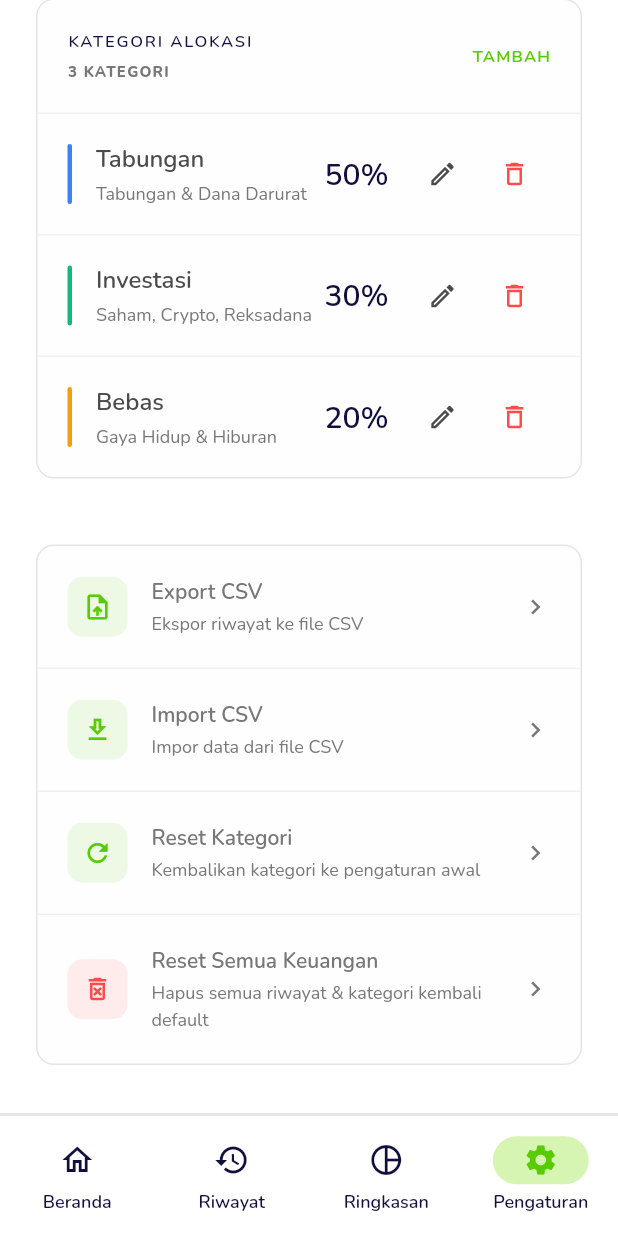
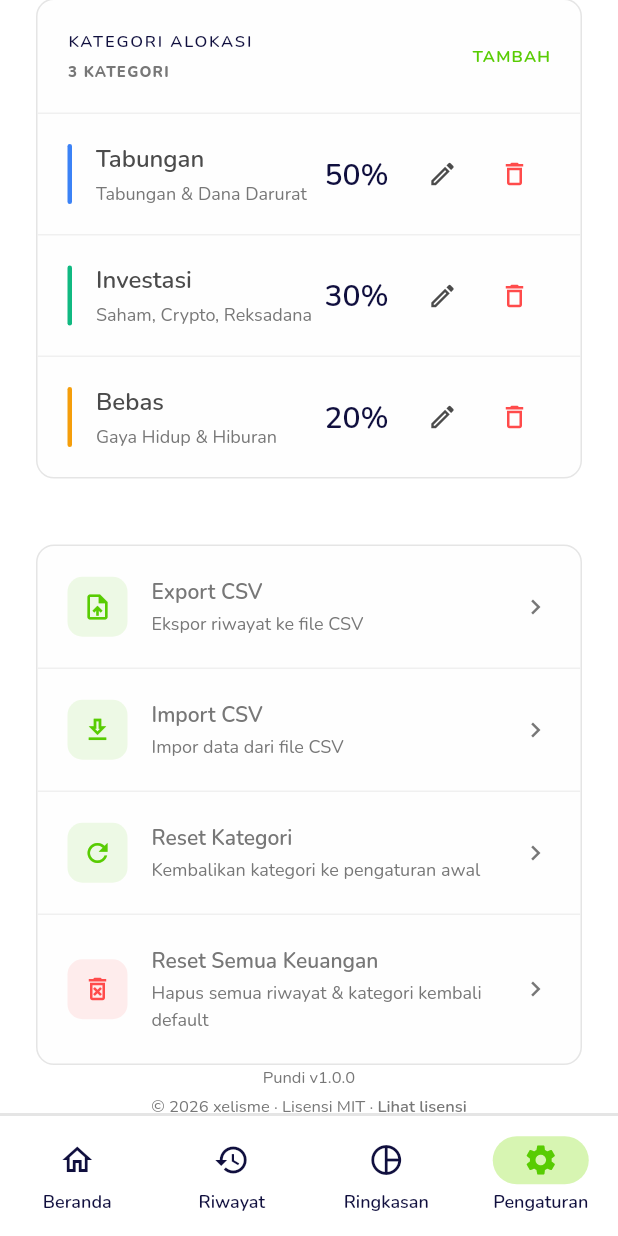
Before and after one commit to xelisme/Pundi, a Flutter app: the screen it shows after launch, item 4 of the bottom bar chosen, scrolled down 129 dp, on a phone screen of 412 x 824 dp. Run offline on Flutter 3.47's test engine with Material 3 defaults, Android fonts, the phone set to English and light mode, and no system bars; our stand-ins replace csv, file_picker, google_fonts, share_plus, shared_preferences.

Commit message:
feat: add MIT license and an in-app copyright notice
Adds a LICENSE file (MIT, (c) 2026 xelisme, taken from the git author of this
repo) and surfaces the notice inside the app rather than only in the repo.

Pengaturan now ends with a quiet footer: 'Pundi v1.0.0' and
'(c) 2026 xelisme - Lisensi MIT', with the license name as the one tappable
part. It sits at the very bottom of the scroll so it is present without
competing with the settings actions, and tapping it opens the actual MIT
grant verbatim in a SelectableText — a copyright notice nobody can read is
not a real one.

Metadata lives in utils/app_info.dart as the single source of truth for the
footer and the dialog. about_footer_test.dart reads LICENSE from disk and
asserts it matches appLicenseText, so the two copies cannot drift; it wraps
the read in runAsync because flutter_test runs bodies on a fake clock where
real file IO never completes.

README updated: the delete feature is now Nonaktifkan / Arsipkan (two
reversible stages, not 'hapus permanen'), plus payment method, income notes,
the period toggle, and a license section.

Tests: 49 -> 53.

```diff
--- a/lib/screens/settings_screen.dart
+++ b/lib/screens/settings_screen.dart
@@ -9,6 +9,7 @@ import 'package:share_plus/share_plus.dart';
 import '../models/transaction.dart';
 import '../repositories/budget_repository.dart';
 import '../utils/app_colors.dart';
+import '../utils/app_info.dart';
 import '../widgets/edit_category_dialog.dart';
 
 class SettingsScreen extends StatelessWidget {
@@ -310,9 +311,59 @@ class SettingsScreen extends StatelessWidget {
               ),
             ),
 
+
+            // Copyright / license — parked at the very bottom so it is present
+            // but never in the way, and tapping it opens the actual grant
+            // rather than just asserting that one exists.
+            SliverToBoxAdapter(
+              child: Padding(
+                padding: const EdgeInsets.fromLTRB(24, 0, 24, 8),
+                child: _AboutFooter(
+                  notice: appCopyrightNotice,
+                  version: appVersion,
+                  licenseName: appLicenseName,
+                  onTapLicense: () => _showLicenseDialog(context),
+                ),
+              ),
+            ),
             const SliverToBoxAdapter(child: SizedBox(height: 32)),
           ],
         ),
+      ),
+    );
+  }
+
+  /// The full MIT grant, shown verbatim and selectable so it can actually be
+  /// copied — a copyright notice nobody can read is not a real one.
+  void _showLicenseDialog(BuildContext context) {
+    showDialog(
+      context: context,
+      builder: (context) => AlertDialog(
+        backgroundColor: AppColors.surfaceWhite,
+        shape: RoundedRectangleBorder(borderRadius: BorderRadius.circular(12)),
+        title: Text(
+          'Lisensi $appLicenseName',
+          style: Theme.of(context).textTheme.titleLarge,
+        ),
+        content: SizedBox(
+          width: double.maxFinite,
+          child: SingleChildScrollView(
+            child: SelectableText(
+              appLicenseText,
+              style: Theme.of(context).textTheme.bodySmall?.copyWith(
+                    height: 1.5,
+                    color: AppColors.textSecondary,
+                  ),
+            ),
+          ),
+        ),
+        actions: [
+          TextButton(
+            onPressed: () => Navigator.of(context).pop(),
+            child: Text('Tutup',
+                style: TextStyle(color: AppColors.textSecondary)),
+          ),
+        ],
       ),
     );
   }
@@ -871,6 +922,58 @@ class _CategoryRecoveryCard extends StatelessWidget {
   }
 }
 
+/// Copyright + license footer, last thing in Pengaturan.
+///
+/// Deliberately quiet: one muted line with the notice, and the license name as
+/// the only tappable part. Nothing here competes with the settings actions
+/// above it, but the full grant is one tap away and selectable.
+class _AboutFooter extends StatelessWidget {
+  final String notice;
+  final String version;
+  final String licenseName;
+  final VoidCallback onTapLicense;
+
+  const _AboutFooter({
+    required this.notice,
+    required this.version,
+    required this.licenseName,
+    required this.onTapLicense,
+  });
+
+  @override
+  Widget build(BuildContext context) {
+    final muted = Theme.of(context).textTheme.bodySmall?.copyWith(
+          color: AppColors.textTertiary,
+          fontSize: 11,
+        );
+
+    return Column(
+      mainAxisSize: MainAxisSize.min,
+      children: [
+        Text('$appName v$version', style: muted),
+        const SizedBox(height: 2),
+        Row(
+          mainAxisSize: MainAxisSize.min,
+          children: [
+            Text('$notice · ', style: muted),
+            GestureDetector(
+              onTap: onTapLicense,
+              child: Text(
+                'Lihat lisensi',
+                style: muted?.copyWith(
+                  decoration: TextDecoration.underline,
+                  decorationColor: AppColors.textTertiary,
+                  fontWeight: FontWeight.w600,
+                ),
+              ),
+            ),
+          ],
+        ),
+      ],
+    );
+  }
+}
+
 class _SettingsAction extends StatelessWidget {
   final IconData icon;
   final String title;
--- /dev/null
+++ b/lib/utils/app_info.dart
@@ -0,0 +1,49 @@
+/// Copyright and licensing metadata for Pundi.
+///
+/// Single source of truth so the About footer, the license dialog and the
+/// LICENSE file cannot drift apart. Change these two constants and the whole
+/// app follows.
+library;
+
+/// Shown in the About footer and in the license dialog.
+const String appName = 'Pundi';
+
+const String appVersion = '1.0.0';
+
+const String appCopyrightHolder = 'xelisme';
+
+/// SPDX identifier, short form for the footer.
+const String appLicenseName = 'MIT';
+
+/// Full license text. Kept verbatim to the LICENSE file so the in-app copy is
+/// the actual grant rather than a summary that only looks like one.
+const String appLicenseText = '''
+MIT License
+
+Copyright (c) $appCopyrightYear $appCopyrightHolder
+
+Permission is hereby granted, free of charge, to any person obtaining a copy
+of this software and associated documentation files (the "Software"), to deal
+in the Software without restriction, including without limitation the rights
+to use, copy, modify, merge, publish, distribute, sublicense, and/or sell
+copies of the Software, and to permit persons to whom the Software is
+furnished to do so, subject to the following conditions:
+
+The above copyright notice and this permission notice shall be included in all
+copies or substantial portions of the Software.
+
+THE SOFTWARE IS PROVIDED "AS IS", WITHOUT WARRANTY OF ANY KIND, EXPRESS OR
+IMPLIED, INCLUDING BUT NOT LIMITED TO THE WARRANTIES OF MERCHANTABILITY,
+FITNESS FOR A PARTICULAR PURPOSE AND NONINFRINGEMENT. IN NO EVENT SHALL THE
+AUTHORS OR COPYRIGHT HOLDERS BE LIABLE FOR ANY CLAIM, DAMAGES OR OTHER
+LIABILITY, WHETHER IN AN ACTION OF CONTRACT, TORT OR OTHERWISE, ARISING FROM,
+OUT OF OR IN CONNECTION WITH THE SOFTWARE OR THE USE OR OTHER DEALINGS IN THE
+SOFTWARE.''';
+
+/// Published year, kept in sync with the LICENSE file. Update once a year
+/// rather than hardcoding a second copy of it in the widget tree.
+const int appCopyrightYear = 2026;
+
+/// One-line notice for the footer, e.g. "© 2026 xelisme · Lisensi MIT".
+String get appCopyrightNotice =>
+    '© $appCopyrightYear $appCopyrightHolder · Lisensi $appLicenseName';
```
Also changed, not shown: 3 other files.
